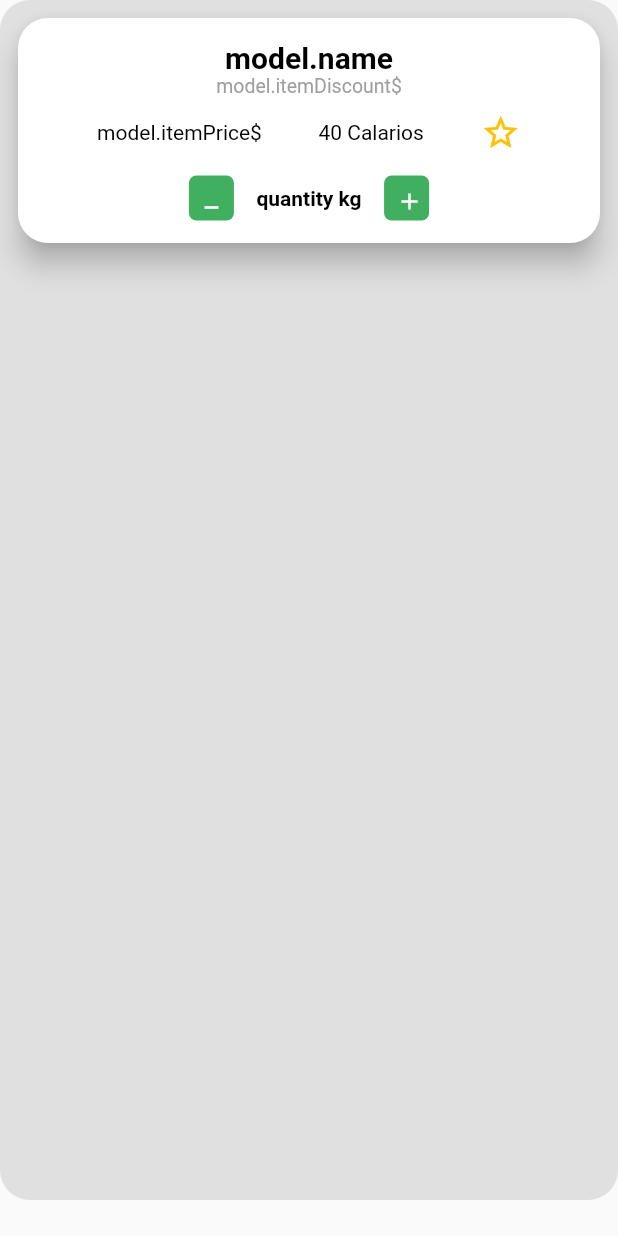
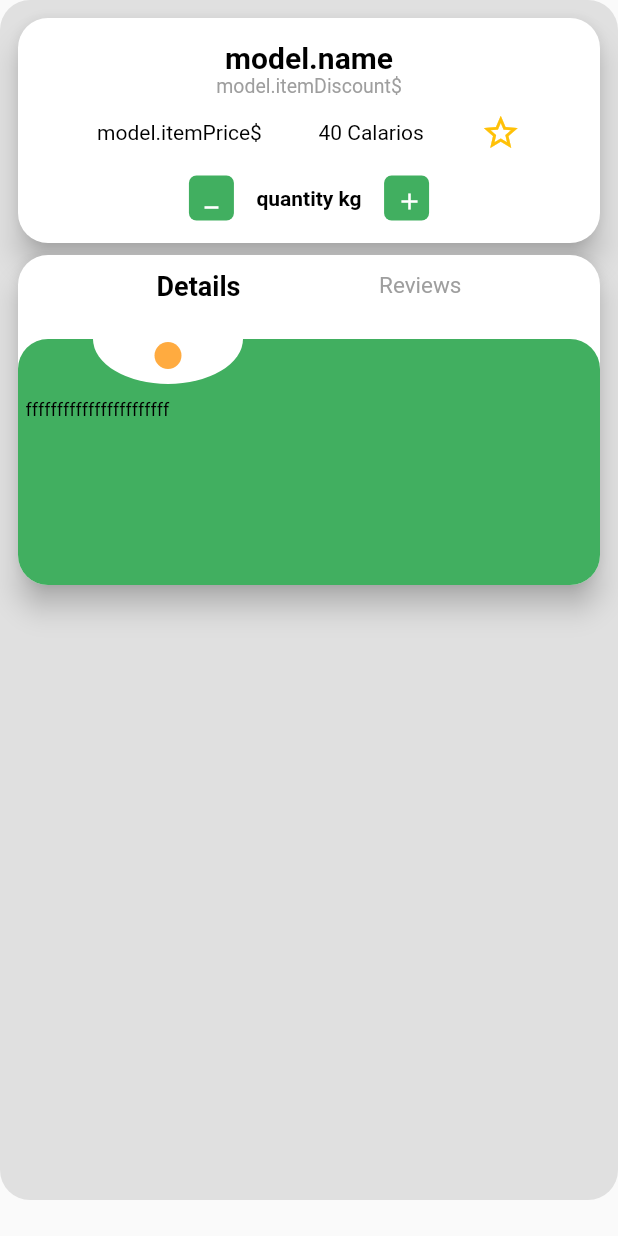
Before and after one commit to rehamsamy/crazy_food_final, a Flutter app: the screen it shows after launch, scrolled down 200 dp, on a phone screen of 412 x 824 dp. Run offline on Flutter 3.47's test engine with Material 2 defaults, Android fonts, the phone set to English and light mode, and no system bars; drawn by our look-alikes of flutter_rating_bar; our stand-ins replace badges, cached_network_image, connectivity_plus, dio, flutter_screenutil, flutter_svg and 5 more; missing offline and left inert: restart_app; generated files the repository leaves out were written again; network calls fail.

```diff
--- a/lib/app/modules/product_details/controller/product_details_controller.dart
+++ b/lib/app/modules/product_details/controller/product_details_controller.dart
@@ -1,5 +1,11 @@
 import 'package:get/get.dart';
 class ProductDetailsController extends GetxController{
 
+bool  isDetailsSelected=true;
+
+handleISDetailsReviews(bool newVal){
+  isDetailsSelected=newVal;
+  update();
+}
 
 }
--- a/lib/app/modules/product_details/view/product_details_screen.dart
+++ b/lib/app/modules/product_details/view/product_details_screen.dart
@@ -10,7 +10,8 @@ import 'package:flutter_rating_bar/flutter_rating_bar.dart';
 class ProductDetailsScreen extends GetView<ProductDetailsController> {
   @override
   Widget build(BuildContext context) {
-    return Scaffold(
+    return GetBuilder<ProductDetailsController>(
+      builder: (_)=> Scaffold(
         body: NestedScrollView(
           headerSliverBuilder: (BuildContext context, bool innerBoxIsScrolled) {
             return [
@@ -51,8 +52,17 @@ class ProductDetailsScreen extends GetView<ProductDetailsController> {
                     child: Padding(
                         padding: EdgeInsets.all(15),
                         child: getFirstProductData()),
+                  ),
+                  Card(
+                    color: Colors.white,
+                    elevation: 8,
+                    shape: RoundedRectangleBorder(
+                      borderRadius: BorderRadius.circular(20),
+                    ),
+                    child: getProductDetailsData(context),
                   )
                 ],
+              ),
             ),
           ),
         ),
@@ -157,4 +167,83 @@ class ProductDetailsScreen extends GetView<ProductDetailsController> {
       ],
     );
   }
+
+  getProductDetailsData(BuildContext context) {
+    return Container(
+      height: 220,
+      child: Column(
+        children: [
+          SizedBox(
+            height: 10,
+          ),
+          Row(
+            mainAxisAlignment: MainAxisAlignment.spaceEvenly,
+            children: [
+              InkWell(
+                onTap: (){
+                  controller.handleISDetailsReviews(true);
+                },
+                child: AppText(
+                  'details'.tr,
+                  color:controller.isDetailsSelected? Colors.black:Colors.grey,
+                  fontSize:controller.isDetailsSelected? 18:15,
+                  fontWeight:controller.isDetailsSelected?FontWeight.bold:FontWeight.normal ,
+                ),
+              ),
+              InkWell(
+                onTap: (){
+                  controller.handleISDetailsReviews(false);
+                },
+                child: AppText(
+                  'reviews'.tr,
+                  color:!controller.isDetailsSelected? Colors.black:Colors.grey,
+                  fontSize:!controller.isDetailsSelected? 18:15,
+                  fontWeight:!controller.isDetailsSelected?FontWeight.bold:FontWeight.normal ,
+                ),
+              ),
+            ],
+          ),
+          SizedBox(
+            height: 25,
+          ),
+          Expanded(
+            child: Stack(
+              children: [
+                Container(
+                   height: 170,
+                  width: Get.width,
+                  padding: EdgeInsets.symmetric(vertical: 40,horizontal: 5),
+                  decoration: BoxDecoration(
+                      color: kPrimaryColor,
+                      borderRadius: BorderRadius.circular(20)),
+
+                  child: AppText('fffffffffffffffffffffff'),
+                ),
+                Positioned(
+                    left: controller.isDetailsSelected?50:200,
+                    top: -30,
+                    child: ClipOval(
+                      child: Container(
+                        color: Colors.white,
+                        height: 60.0,
+                        width: 100.0,
+                        padding: EdgeInsets.only(bottom: 10),
+                        child: Align(
+                            alignment: Alignment.bottomCenter,
+                            child: Container(
+                              width: 18,
+                              height: 18,
+                              decoration: BoxDecoration(
+                                  shape: BoxShape.circle,
+                                  color: Colors.orangeAccent),
+                            )),
+                      ),
+                    ))
+              ],
+            ),
+          )
+        ],
+      ),
+    );
   }
+}
--- a/lib/main.dart
+++ b/lib/main.dart
@@ -56,7 +56,7 @@ class _CrazyAppState extends State<CrazyApp> {
           home:
           //LocalStorage.userModel!=null?
           ProductDetailsScreen()
-          // :
+          // HomeScreenView()
           //  LoginScreenView(),
           // home: const LoginScreen(),
         ),
```
Also changed, not shown: lib/app/data/models/popular_model.dart (added, +65 -0 lines), lib/app/data/remote_data_source/popular_apis.dart (added, +41 -0 lines), lib/app/modules/home/view/tabs/home_tab/home_tab.dart (+49 -11 lines), lib/app/modules/home/view/tabs/home_tab/widget/popular_item.dart (+5 -3 lines), pubspec.lock. Lines whose indentation alone changed are shown as unchanged.
